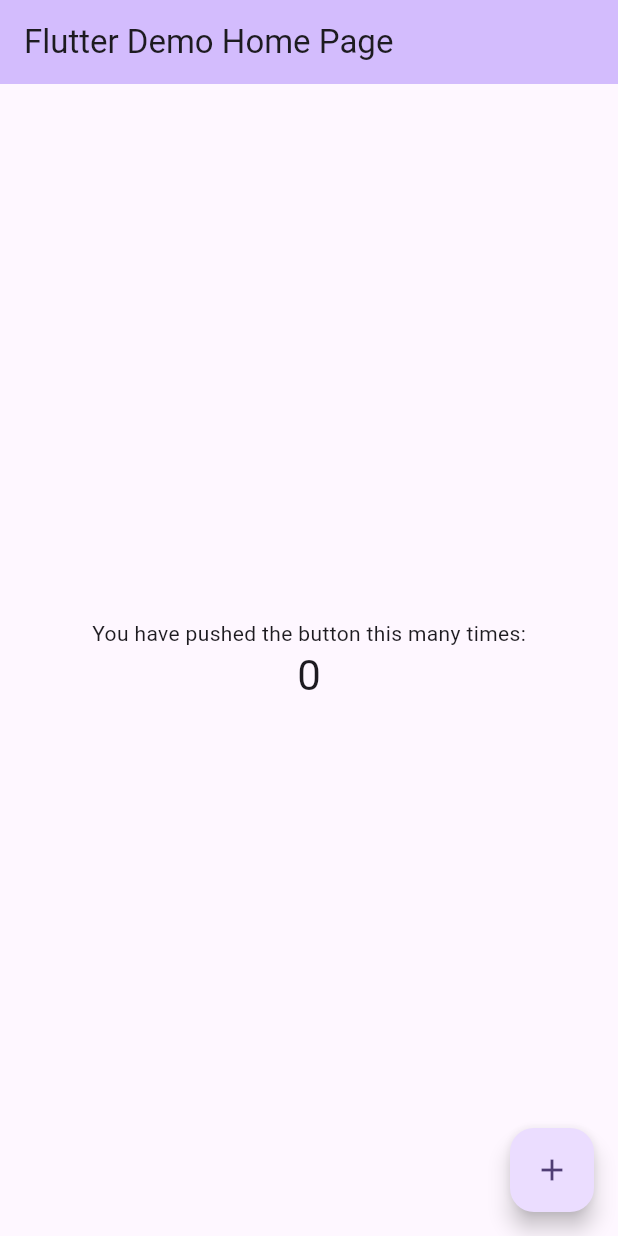
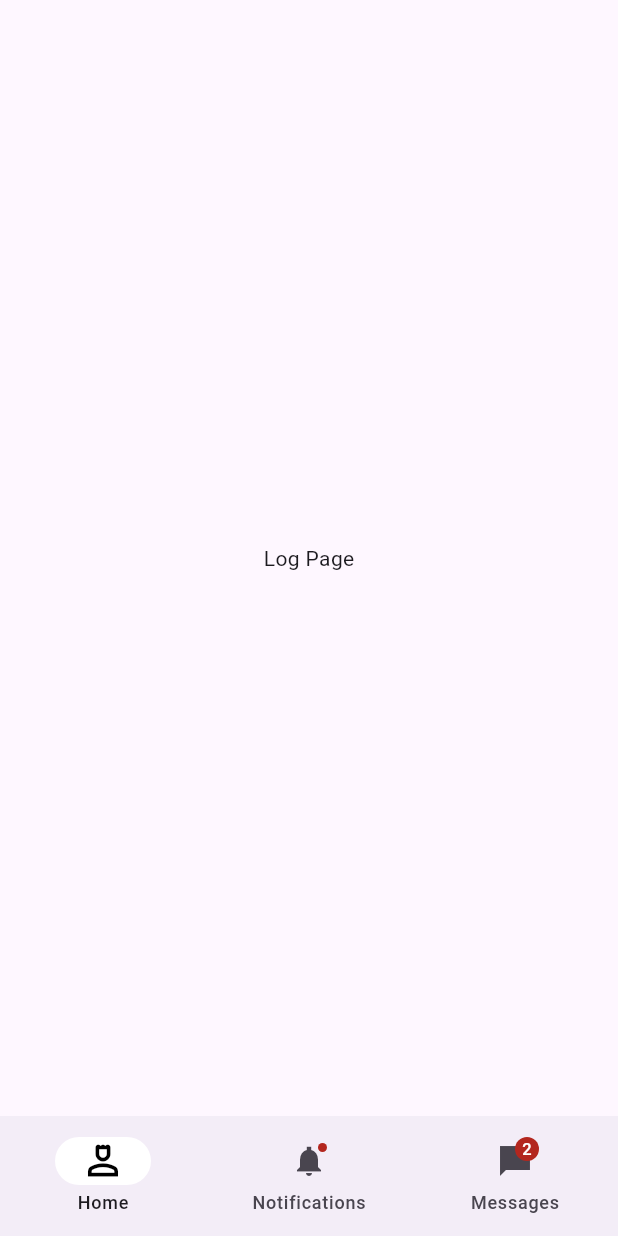
Before and after one commit to HippolyteGillet/trackbad, a Flutter app: the screen it shows after launch, on a phone screen of 412 x 824 dp. Run offline on Flutter 3.47's test engine with Material 3 defaults, Android fonts, the phone set to English and light mode, and no system bars.

Commit message:
first pages and navbar

```diff
--- a/lib/main.dart
+++ b/lib/main.dart
@@ -1,125 +1,73 @@
 import 'package:flutter/material.dart';
+import 'package:trackbad/pages/log_page.dart';
+import 'package:trackbad/pages/profil_page.dart';
+import 'package:trackbad/pages/training_page.dart';
 
 void main() {
   runApp(const MyApp());
 }
 
-class MyApp extends StatelessWidget {
+class MyApp extends StatefulWidget {
   const MyApp({super.key});
 
-  // This widget is the root of your application.
   @override
-  Widget build(BuildContext context) {
-    return MaterialApp(
-      title: 'Flutter Demo',
-      theme: ThemeData(
-        // This is the theme of your application.
-        //
-        // TRY THIS: Try running your application with "flutter run". You'll see
-        // the application has a purple toolbar. Then, without quitting the app,
-        // try changing the seedColor in the colorScheme below to Colors.green
-        // and then invoke "hot reload" (save your changes or press the "hot
-        // reload" button in a Flutter-supported IDE, or press "r" if you used
-        // the command line to start the app).
-        //
-        // Notice that the counter didn't reset back to zero; the application
-        // state is not lost during the reload. To reset the state, use hot
-        // restart instead.
-        //
-        // This works for code too, not just values: Most code changes can be
-        // tested with just a hot reload.
-        colorScheme: ColorScheme.fromSeed(seedColor: Colors.deepPurple),
-        useMaterial3: true,
-      ),
-      home: const MyHomePage(title: 'Flutter Demo Home Page'),
-    );
-  }
+  State<MyApp> createState() => _MyAppState();
 }
 
-class MyHomePage extends StatefulWidget {
-  const MyHomePage({super.key, required this.title});
+class _MyAppState extends State<MyApp> {
 
-  // This widget is the home page of your application. It is stateful, meaning
-  // that it has a State object (defined below) that contains fields that affect
-  // how it looks.
-
-  // This class is the configuration for the state. It holds the values (in this
-  // case the title) provided by the parent (in this case the App widget) and
-  // used by the build method of the State. Fields in a Widget subclass are
-  // always marked "final".
-
-  final String title;
-
-  @override
-  State<MyHomePage> createState() => _MyHomePageState();
-}
-
-class _MyHomePageState extends State<MyHomePage> {
-  int _counter = 0;
-
-  void _incrementCounter() {
+  int _currentIndex = 0;
+  setCurrentIndex(int index) {
     setState(() {
-      // This call to setState tells the Flutter framework that something has
-      // changed in this State, which causes it to rerun the build method below
-      // so that the display can reflect the updated values. If we changed
-      // _counter without calling setState(), then the build method would not be
-      // called again, and so nothing would appear to happen.
-      _counter++;
+      _currentIndex = index;
     });
   }
 
   @override
   Widget build(BuildContext context) {
-    // This method is rerun every time setState is called, for instance as done
-    // by the _incrementCounter method above.
-    //
-    // The Flutter framework has been optimized to make rerunning build methods
-    // fast, so that you can just rebuild anything that needs updating rather
-    // than having to individually change instances of widgets.
-    return Scaffold(
-      appBar: AppBar(
-        // TRY THIS: Try changing the color here to a specific color (to
-        // Colors.amber, perhaps?) and trigger a hot reload to see the AppBar
-        // change color while the other colors stay the same.
-        backgroundColor: Theme.of(context).colorScheme.inversePrimary,
-        // Here we take the value from the MyHomePage object that was created by
-        // the App.build method, and use it to set our appbar title.
-        title: Text(widget.title),
-      ),
-      body: Center(
-        // Center is a layout widget. It takes a single child and positions it
-        // in the middle of the parent.
-        child: Column(
-          // Column is also a layout widget. It takes a list of children and
-          // arranges them vertically. By default, it sizes itself to fit its
-          // children horizontally, and tries to be as tall as its parent.
-          //
-          // Column has various properties to control how it sizes itself and
-          // how it positions its children. Here we use mainAxisAlignment to
-          // center the children vertically; the main axis here is the vertical
-          // axis because Columns are vertical (the cross axis would be
-          // horizontal).
-          //
-          // TRY THIS: Invoke "debug painting" (choose the "Toggle Debug Paint"
-          // action in the IDE, or press "p" in the console), to see the
-          // wireframe for each widget.
-          mainAxisAlignment: MainAxisAlignment.center,
-          children: <Widget>[
-            const Text(
-              'You have pushed the button this many times:',
+    return MaterialApp(
+      home: Scaffold(
+        body: [
+          const LogPage(),
+          const ProfilPage(),
+          const TrainingPage(),
+        ][_currentIndex],
+        bottomNavigationBar: NavigationBar(
+          selectedIndex: _currentIndex,
+          onDestinationSelected: (int index) {
+            setState(() {
+              _currentIndex = index;
+            });
+          },
+          indicatorColor: Colors.white,
+
+          destinations: <Widget>[
+            NavigationDestination(
+              selectedIcon: const IconTheme(
+                data: IconThemeData(size: 30),
+                child: Icon(Icons.person_4_outlined),
+              ),
+              icon: Image.asset('assets/images/icons/user.png', width: 30, height: 30),
+              label: 'Home',
             ),
-            Text(
-              '$_counter',
-              style: Theme.of(context).textTheme.headlineMedium,
+            const NavigationDestination(
+              selectedIcon: IconTheme(
+                data: IconThemeData(size: 30),
+                child: Icon(Icons.person_4),
+              ),
+              icon: Badge(child: Icon(Icons.notifications_sharp)),
+              label: 'Notifications',
+            ),
+            const NavigationDestination(
+              icon: Badge(
+                label: Text('2'),
+                child: Icon(Icons.messenger_sharp),
+              ),
+              label: 'Messages',
             ),
           ],
         ),
       ),
-      floatingActionButton: FloatingActionButton(
-        onPressed: _incrementCounter,
-        tooltip: 'Increment',
-        child: const Icon(Icons.add),
-      ), // This trailing comma makes auto-formatting nicer for build methods.
     );
   }
 }
--- /dev/null
+++ b/lib/pages/log_page.dart
@@ -0,0 +1,17 @@
+import 'package:flutter/material.dart';
+
+class LogPage extends StatefulWidget {
+  const LogPage({super.key});
+
+  @override
+  State<LogPage> createState() => _LogPageState();
+}
+
+class _LogPageState extends State<LogPage> {
+  @override
+  Widget build(BuildContext context) {
+    return const Center(
+      child: Text('Log Page'),
+    );
+  }
+}
--- a/pubspec.yaml
+++ b/pubspec.yaml
@@ -59,10 +59,8 @@ flutter:
   uses-material-design: true
 
   # To add assets to your application, add an assets section, like this:
-  # assets:
-  #   - images/a_dot_burr.jpeg
-  #   - images/a_dot_ham.jpeg
-
+assets:
+   - assets/images/
   # An image asset can refer to one or more resolution-specific "variants", see
   # https://flutter.dev/assets-and-images/#resolution-aware
 
```
Also changed, not shown: lib/pages/profil_page.dart (added, +18 -0 lines), lib/pages/stats_page.dart (added, +17 -0 lines), lib/pages/training_page.dart (added, +17 -0 lines), lib/assets/images/icons/user.png (added), lib/assets/images/icons/user_filled.png (added), lib/assets/images/minia.png (added).
